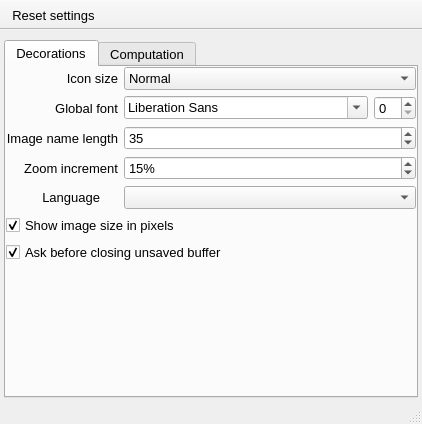
The window that UIs/nPreferences.ui (NeutrinoToolkit/Neutrino) describes before a commit, drawn with Qt 5.
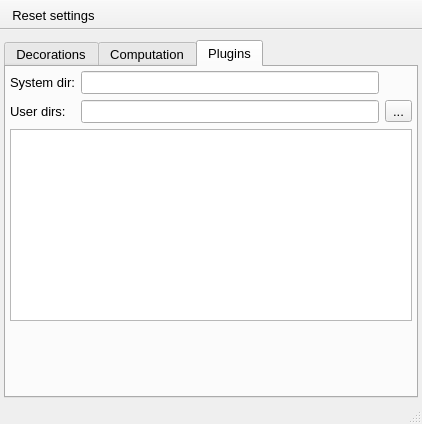
The same window after the commit. Icons and pictures are not drawn.

What changed in the file:
```diff
--- a/UIs/nPreferences.ui
+++ b/UIs/nPreferences.ui
@@ -38,7 +38,7 @@
     <item row="0" column="0">
      <widget class="QTabWidget" name="tabWidget">
       <property name="currentIndex">
-       <number>0</number>
+       <number>2</number>
       </property>
       <property name="neutrinoSave" stdset="0">
        <bool>true</bool>
@@ -57,6 +57,9 @@
         <property name="rightMargin">
          <number>0</number>
         </property>
+        <property name="bottomMargin">
+         <number>4</number>
+        </property>
         <item row="1" column="1">
          <widget class="QWidget" name="widget" native="true">
           <layout class="QGridLayout" name="gridLayout_5">
@@ -455,6 +458,89 @@
         </item>
        </layout>
       </widget>
+      <widget class="QWidget" name="plugins">
+       <attribute name="title">
+        <string>Plugins</string>
+       </attribute>
+       <layout class="QGridLayout" name="gridLayout_6">
+        <property name="leftMargin">
+         <number>4</number>
+        </property>
+        <property name="topMargin">
+         <number>4</number>
+        </property>
+        <property name="rightMargin">
+         <number>4</number>
+        </property>
+        <property name="bottomMargin">
+         <number>4</number>
+        </property>
+        <item row="3" column="1">
+         <spacer name="verticalSpacer">
+          <property name="orientation">
+           <enum>Qt::Vertical</enum>
+          </property>
+          <property name="sizeHint" stdset="0">
+           <size>
+            <width>20</width>
+            <height>40</height>
+           </size>
+          </property>
+         </spacer>
+        </item>
+        <item row="2" column="0" colspan="3">
+         <widget class="QListView" name="pluginList"/>
+        </item>
+        <item row="0" column="1">
+         <widget class="QLineEdit" name="systemPlugins">
+          <property name="enabled">
+           <bool>true</bool>
+          </property>
+          <property name="readOnly">
+           <bool>true</bool>
+          </property>
+         </widget>
+        </item>
+        <item row="0" column="0">
+         <widget class="QLabel" name="label_6">
+          <property name="font">
+           <font>
+            <pointsize>10</pointsize>
+           </font>
+          </property>
+          <property name="text">
+           <string>System dir:</string>
+          </property>
+         </widget>
+        </item>
+        <item row="1" column="0">
+         <widget class="QLabel" name="label_8">
+          <property name="font">
+           <font>
+            <pointsize>10</pointsize>
+           </font>
+          </property>
+          <property name="text">
+           <string>User dirs:</string>
+          </property>
+         </widget>
+        </item>
+        <item row="1" column="1">
+         <widget class="QLineEdit" name="lineEdit"/>
+        </item>
+        <item row="1" column="2">
+         <widget class="QToolButton" name="addPluginDirs">
+          <property name="text">
+           <string>...</string>
+          </property>
+          <property name="icon">
+           <iconset resource="../qrc/icons.qrc">
+            <normaloff>:/icons/plus.png</normaloff>:/icons/plus.png</iconset>
+          </property>
+         </widget>
+        </item>
+       </layout>
+      </widget>
      </widget>
     </item>
    </layout>
```
